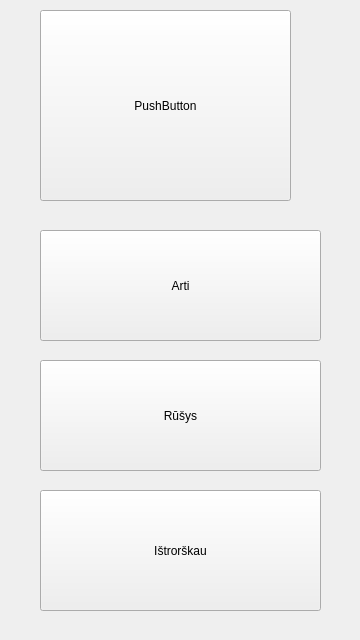
Before: the Qt Designer form nokia/AlausRadaras/alausradaras.ui in vincnetas/alaus-radaras, drawn with Qt 5.
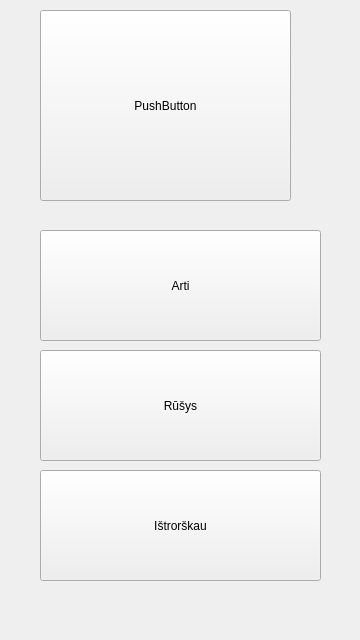
After: the same form once the commit is applied. Icons and pictures are not drawn.

Diff of the .ui file:
```diff
--- a/nokia/AlausRadaras/alausradaras.ui
+++ b/nokia/AlausRadaras/alausradaras.ui
@@ -37,7 +37,7 @@
     <property name="geometry">
      <rect>
       <x>40</x>
-      <y>360</y>
+      <y>350</y>
       <width>281</width>
       <height>111</height>
      </rect>
@@ -53,9 +53,9 @@
     <property name="geometry">
      <rect>
       <x>40</x>
-      <y>490</y>
+      <y>470</y>
       <width>281</width>
-      <height>121</height>
+      <height>111</height>
      </rect>
     </property>
     <property name="styleSheet">
```
Left out of the diff: 12 changed lines with no effect on the pictures.
